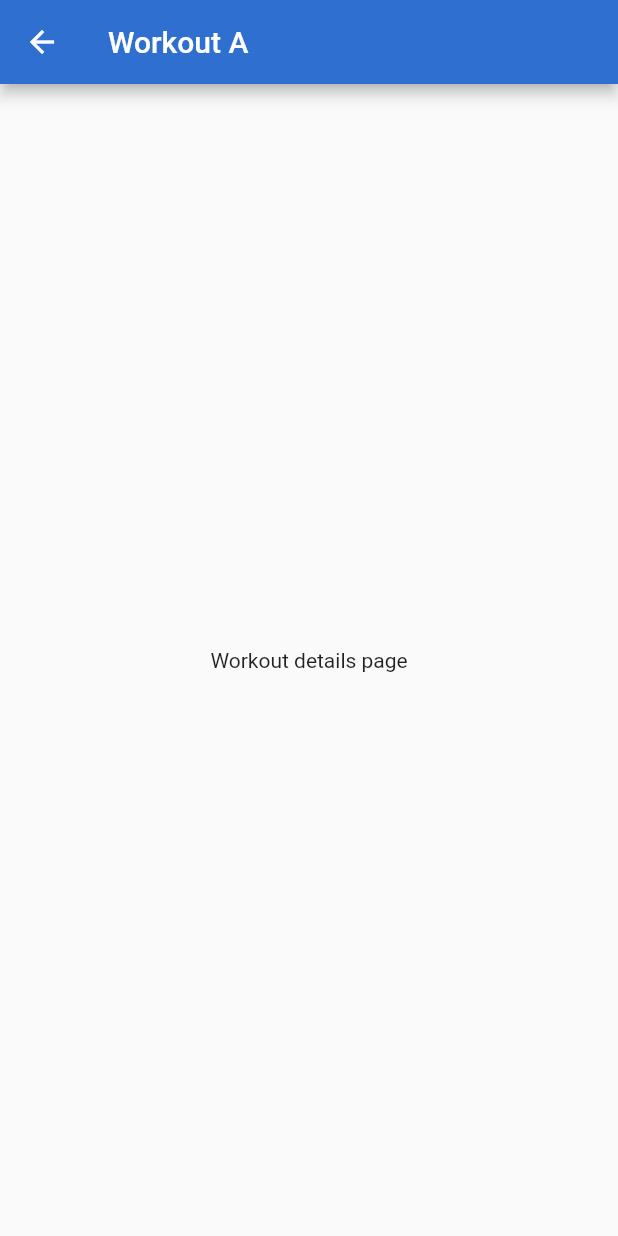
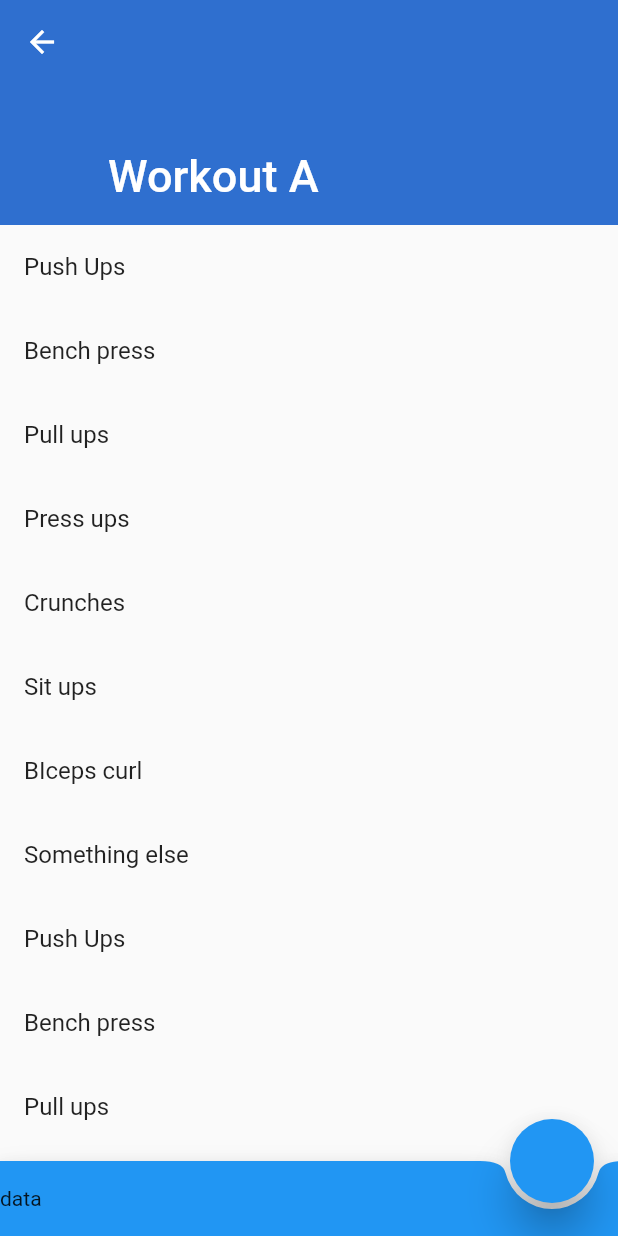
Before and after one commit to michalorestes/fitness_fatality_flutter, a Flutter app: the screen it shows after launch, after a tap on "Workout A", on a phone screen of 412 x 824 dp. Run offline on Flutter 3.47's test engine with Material 2 defaults, Android fonts, the phone set to English and light mode, and no system bars.

Commit message:
Sliver widgets experiments

```diff
--- /dev/null
+++ b/lib/data/entities/exercise.dart
@@ -0,0 +1,6 @@
+class Exercise {
+  int id;
+  String name;
+
+  Exercise({this.name});
+}
--- a/lib/data/entities/workout.dart
+++ b/lib/data/entities/workout.dart
@@ -13,5 +13,5 @@ class Workout {
       {this.id: -1,
       this.name: "",
       this.type: WorkoutTypes.WEIGHTS,
-      this.schedule: const []});
+      this.schedule});
 }
--- a/lib/ui/workouts/create_new_workout/create_new_workout_page.dart
+++ b/lib/ui/workouts/create_new_workout/create_new_workout_page.dart
@@ -2,7 +2,7 @@ import 'package:fitness_fatality_flutter/data/entities/workout.dart';
 import 'package:flutter/material.dart';
 
 class CreateNewWorkoutPage extends StatefulWidget {
-  final Workout _createdWorkout = Workout();
+  final Workout _createdWorkout = Workout(name: "", type:WorkoutTypes.WEIGHTS, schedule: []);
 
   @override
   State<StatefulWidget> createState() => _CreateNewWorkoutPageState();
--- a/lib/ui/workouts/workout_details/workout_details_page.dart
+++ b/lib/ui/workouts/workout_details/workout_details_page.dart
@@ -1,19 +1,100 @@
+import 'package:fitness_fatality_flutter/data/entities/exercise.dart';
 import 'package:fitness_fatality_flutter/data/entities/workout.dart';
 import 'package:flutter/material.dart';
 
 class WorkoutDetailsPage extends StatelessWidget {
-  final Workout _workout;
+  Workout _workout = Workout();
+
+  final List<Exercise> exercises = [
+    Exercise(name: "Push Ups"),
+    Exercise(name: "Bench press"),
+    Exercise(name: "Pull ups"),
+    Exercise(name: "Press ups"),
+    Exercise(name: "Crunches"),
+    Exercise(name: "Sit ups"),
+    Exercise(name: "BIceps curl"),
+    Exercise(name: "Something else"),
+    Exercise(name: "Push Ups"),
+    Exercise(name: "Bench press"),
+    Exercise(name: "Pull ups"),
+    Exercise(name: "Press ups"),
+    Exercise(name: "Crunches"),
+    Exercise(name: "Sit ups"),
+    Exercise(name: "BIceps curl"),
+    Exercise(name: "Something else"),
+    Exercise(name: "Push Ups"),
+    Exercise(name: "Bench press"),
+    Exercise(name: "Pull ups"),
+    Exercise(name: "Press ups"),
+    Exercise(name: "Crunches"),
+    Exercise(name: "Sit ups"),
+    Exercise(name: "BIceps curl"),
+    Exercise(name: "Something else"),
+    Exercise(name: "Push Ups"),
+    Exercise(name: "Bench press"),
+    Exercise(name: "Pull ups"),
+    Exercise(name: "Press ups"),
+    Exercise(name: "Crunches"),
+    Exercise(name: "Sit ups"),
+    Exercise(name: "BIceps curl"),
+    Exercise(name: "Something else"),
+    Exercise(name: "Push Ups"),
+    Exercise(name: "Bench press"),
+    Exercise(name: "Pull ups"),
+    Exercise(name: "Press ups"),
+    Exercise(name: "Crunches"),
+    Exercise(name: "Sit ups"),
+    Exercise(name: "BIceps curl"),
+    Exercise(name: "Something else"),
+  ];
 
   WorkoutDetailsPage(this._workout);
 
   @override
   Widget build(BuildContext context) {
     return Scaffold(
-      appBar: AppBar(
-        title: Text(_workout.name),
+      floatingActionButtonAnimator: FloatingActionButtonAnimator.scaling,
+      floatingActionButtonLocation: FloatingActionButtonLocation.endDocked,
+      floatingActionButton: FloatingActionButton(
+        backgroundColor: Colors.blue,
+        elevation: 12,
+        onPressed: () {},
       ),
-      body: Center(
-        child: Text("Workout details page"),
+      bottomNavigationBar: BottomAppBar(
+        elevation: 8,
+        shape: CircularNotchedRectangle(),
+        color: Colors.blue,
+        child: Container(
+          height: 50,
+          child: Row(
+            children: <Widget>[Text("data")],
+          ),
+        ),
+      ),
+      body: CustomScrollView(
+        slivers: <Widget>[
+          SliverAppBar(
+            expandedHeight: 150,
+            pinned: true,
+            floating: true,
+            snap: true,
+            flexibleSpace: FlexibleSpaceBar(
+              title: Text(_workout.name),
+            ),
+          ),
+          SliverList(
+            delegate: SliverChildBuilderDelegate(buildSliverListItem,
+                childCount: exercises.length),
+          ),
+        ],
+      ),
+    );
+  }
+
+  Widget buildSliverListItem(BuildContext context, int index) {
+    return Center(
+      child: ListTile(
+        title: Text(exercises[index].name),
       ),
     );
   }
```
